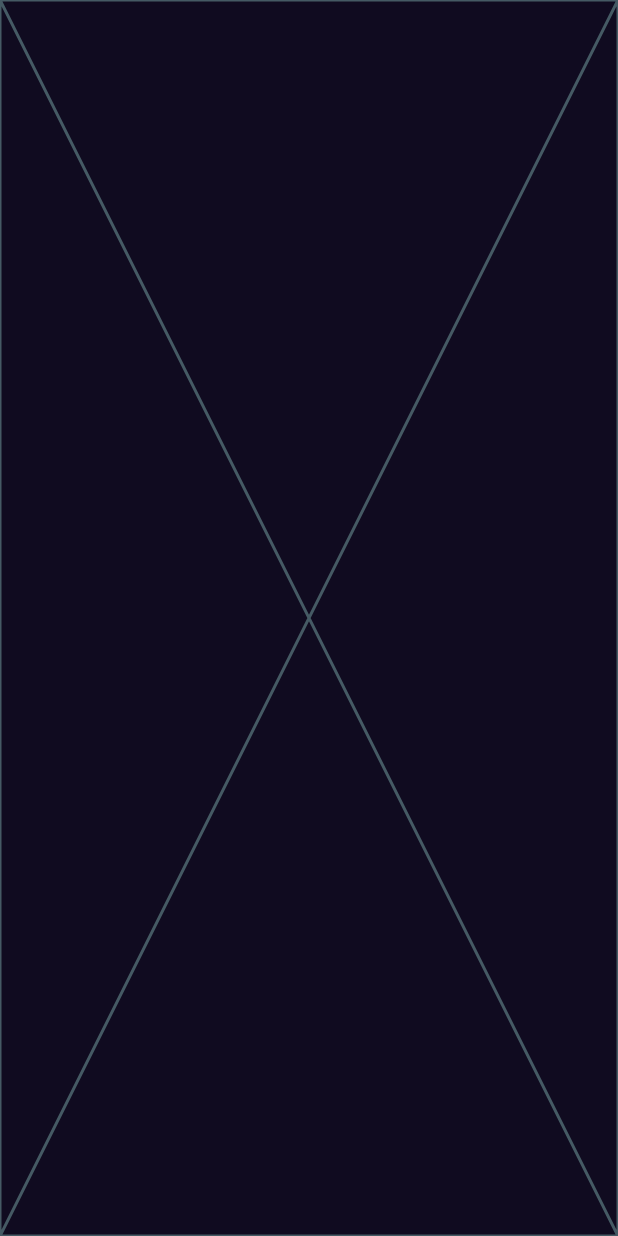
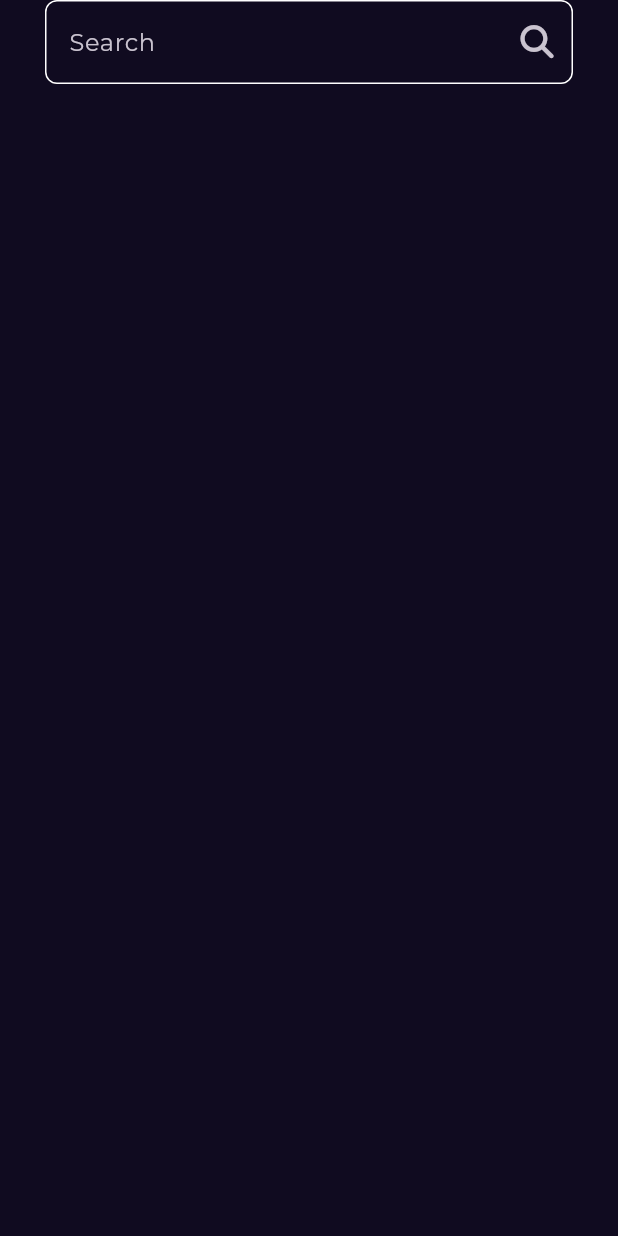
Before and after one commit to Mohamedyasser1100/bookly_app, a Flutter app: the SearchView screen opened by its route, on a phone screen of 412 x 824 dp. Run offline on Flutter 3.47's test engine with Material 3 defaults, Android fonts, the phone set to English and light mode, and no system bars; our stand-ins replace font_awesome_flutter, go_router, google_fonts.

Commit message:
create custome search text field

```diff
--- a/lib/Features/home/presentation/views/widget/custome_app_bar.dart
+++ b/lib/Features/home/presentation/views/widget/custome_app_bar.dart
@@ -1,6 +1,8 @@
+import 'package:bookly_app/core/utils/app_router.dart';
 import 'package:bookly_app/core/utils/asset_data.dart';
 import 'package:flutter/material.dart';
 import 'package:font_awesome_flutter/font_awesome_flutter.dart';
+import 'package:go_router/go_router.dart';
 
 class CustomeAppBar extends StatelessWidget {
   const CustomeAppBar({super.key});
@@ -17,7 +19,9 @@ class CustomeAppBar extends StatelessWidget {
           ),
           const Spacer(),
           IconButton(
-            onPressed: () {},
+            onPressed: () {
+              GoRouter.of(context).push(AppRouter.ksearchView);
+            },
             icon: const Icon(FontAwesomeIcons.magnifyingGlass),
           ),
         ],
--- /dev/null
+++ b/lib/Features/search/presentation/views/widgets/custome_search_text_field.dart
@@ -0,0 +1,29 @@
+import 'package:flutter/material.dart';
+import 'package:font_awesome_flutter/font_awesome_flutter.dart';
+
+class CustomeSearchTextField extends StatelessWidget {
+  const CustomeSearchTextField({super.key});
+
+  @override
+  Widget build(BuildContext context) {
+    return TextField(
+      decoration: InputDecoration(
+        enabledBorder: buildOutlineInputBorder(),
+        focusedBorder: buildOutlineInputBorder(),
+        hintText: 'Search',
+        suffixIcon: IconButton(
+          onPressed: () {},
+          icon: const Icon(FontAwesomeIcons.magnifyingGlass),
+          iconSize: 22,
+        ),
+      ),
+    );
+  }
+
+  OutlineInputBorder buildOutlineInputBorder() {
+    return OutlineInputBorder(
+      borderSide: const BorderSide(color: Colors.white),
+      borderRadius: BorderRadius.circular(8),
+    );
+  }
+}
--- a/lib/Features/search/presentation/views/widgets/search_view_body.dart
+++ b/lib/Features/search/presentation/views/widgets/search_view_body.dart
@@ -1,3 +1,4 @@
+import 'package:bookly_app/Features/search/presentation/views/widgets/custome_search_text_field.dart';
 import 'package:flutter/material.dart';
 
 class SearchViewBody extends StatelessWidget {
@@ -5,6 +6,13 @@ class SearchViewBody extends StatelessWidget {
 
   @override
   Widget build(BuildContext context) {
-    return const Placeholder();
+    return const Padding(
+      padding: EdgeInsets.symmetric(horizontal: 30),
+      child: Column(
+        children: [
+          CustomeSearchTextField(),
+        ],
+      ),
+    );
   }
 }
```
